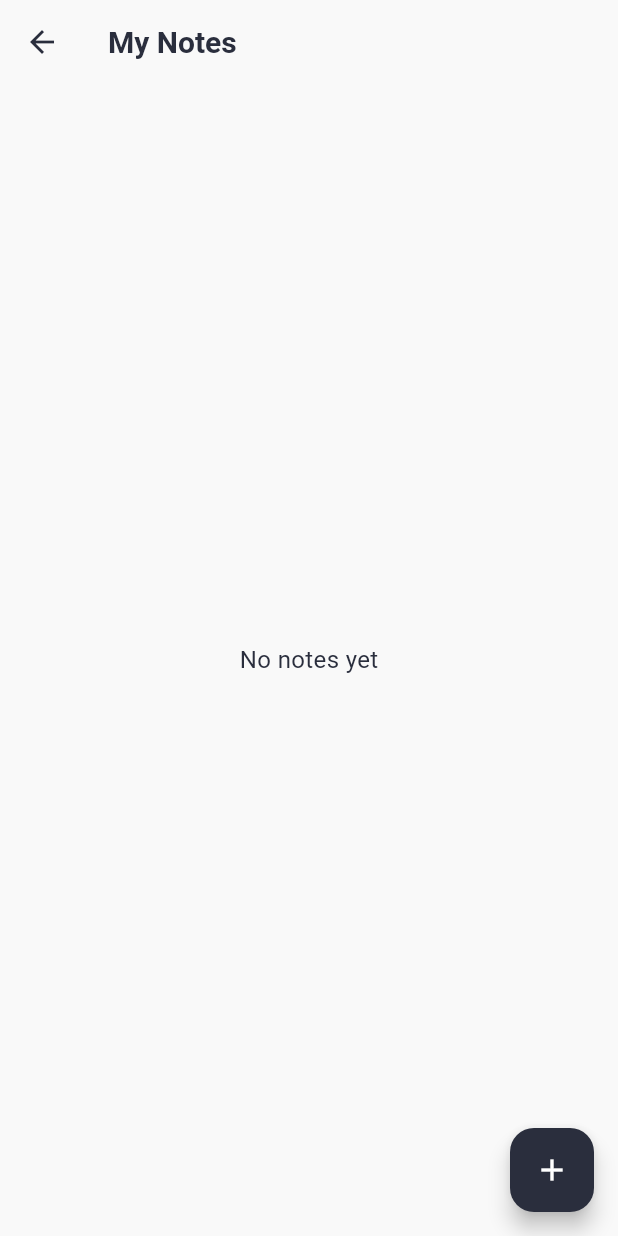
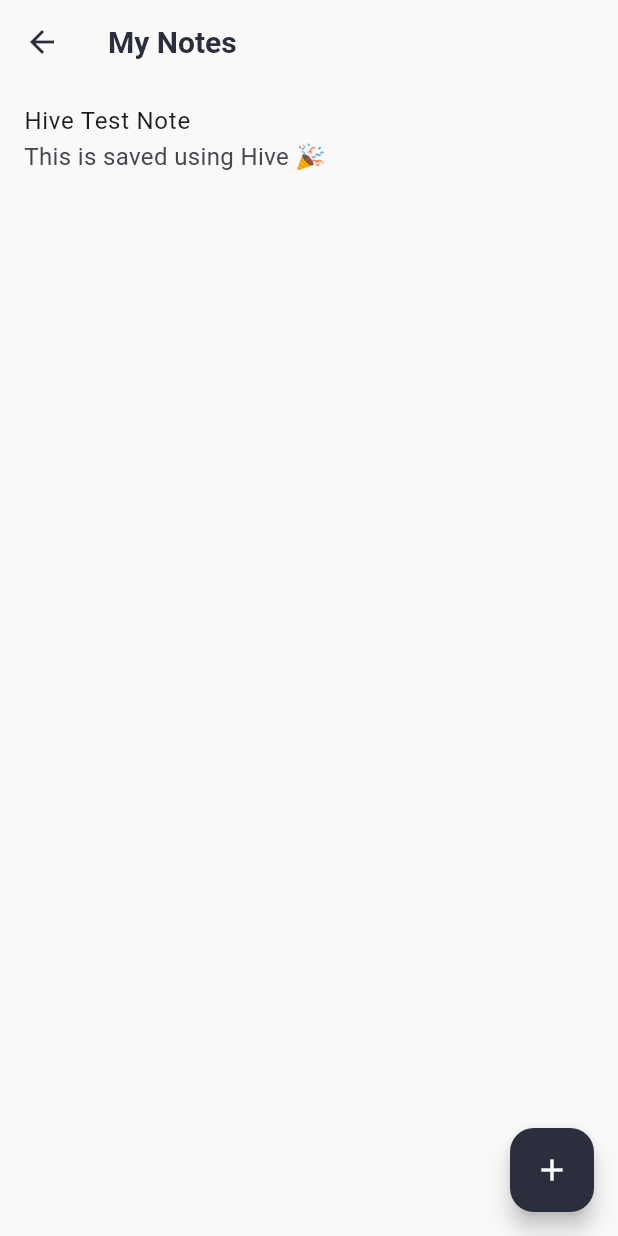
Before and after one commit to adithyasd10/Notes-App, a Flutter app: the NotesListPage screen opened directly, on a phone screen of 412 x 824 dp. Run offline on Flutter 3.47's test engine with Material 3 defaults, Android fonts, the phone set to English and light mode, and no system bars; our stand-ins replace google_nav_bar, hive, hive_flutter, lottie; accounts and stored records are empty.

Commit message:
✅ Migrated notes app from SharedPreferences to Hive for local storage

```diff
--- /dev/null
+++ b/lib/data/database.dart
@@ -0,0 +1,31 @@
+import 'package:hive/hive.dart';
+import 'package:hive_flutter/hive_flutter.dart';
+import '../models/note.dart';
+
+class NoteDatabase {
+  static const String _boxName = 'notesBox';
+
+  static Future<void> initHive() async {
+    await Hive.initFlutter();
+    Hive.registerAdapter(NoteAdapter());
+    await Hive.openBox<Note>(_boxName);
+  }
+
+  static Box<Note> get notesBox => Hive.box<Note>(_boxName);
+
+  static Future<void> addNote(Note note) async {
+    await notesBox.add(note);
+  }
+
+  static Future<void> updateNote(int index, Note note) async {
+    await notesBox.putAt(index, note);
+  }
+
+  static Future<void> deleteNote(int index) async {
+    await notesBox.deleteAt(index);
+  }
+
+  static List<Note> getAllNotes() {
+    return notesBox.values.toList();
+  }
+}
--- a/lib/main.dart
+++ b/lib/main.dart
@@ -3,8 +3,35 @@ import 'package:notes/pages/splash_screen.dart';
 import 'package:provider/provider.dart';
 import 'models/note_data.dart';
 import 'pages/homepage.dart';
+// ✅ Hive-related imports
+import 'package:hive_flutter/hive_flutter.dart';
+import 'models/note.dart';
 
-void main() {
+void main() async {
+  WidgetsFlutterBinding.ensureInitialized();
+
+  // Initialize Hive
+  await Hive.initFlutter();
+  Hive.registerAdapter(NoteAdapter());
+
+  // Open Hive box
+  await Hive.openBox<Note>('notesBox');
+  print('✅ Hive box opened: ${Hive.box<Note>('notesBox').name}');
+
+  // ✅ Add test note (optional debug)
+  final box = Hive.box<Note>('notesBox');
+  if (box.isEmpty) {
+    final testNote = Note(
+      title: 'Hive Test Note',
+      content: 'This is saved using Hive 🎉',
+      timestamp: DateTime.now(),
+    );
+    await box.add(testNote);
+    print('📦 Test note added to Hive.');
+  } else {
+    print('📦 Hive already contains ${box.length} notes.');
+  }
+
   runApp(
     ChangeNotifierProvider(
       create: (_) => NoteDataProvider()..loadNotes(),
--- a/lib/models/note.dart
+++ b/lib/models/note.dart
@@ -1,10 +1,22 @@
-class Note {
+import 'package:hive/hive.dart';
+
+part 'note.g.dart';
+
+@HiveType(typeId: 0)
+class Note extends HiveObject {
+  @HiveField(0)
   final String title;
+
+  @HiveField(1)
   final String content;
+
+  @HiveField(2)
   final DateTime timestamp;
+
+  @HiveField(3)
   final bool isFavorite;
 
-  const Note({
+   Note({
     required this.title,
     required this.content,
     required this.timestamp,
--- a/lib/models/note_data.dart
+++ b/lib/models/note_data.dart
@@ -1,45 +1,40 @@
-import 'dart:convert';
 import 'package:flutter/foundation.dart';
-import 'package:shared_preferences/shared_preferences.dart';
+import 'package:hive/hive.dart';
 import 'note.dart';
 
 class NoteDataProvider extends ChangeNotifier {
+  final Box<Note> _box = Hive.box<Note>('notesBox');
+
   List<Note> _notes = [];
 
   List<Note> get allNotes => _notes;
 
   Future<void> loadNotes() async {
-    final prefs = await SharedPreferences.getInstance();
-    final jsonString = prefs.getString('notes');
-    if (jsonString != null) {
-      final List jsonData = jsonDecode(jsonString);
-      _notes = jsonData.map((e) => Note.fromJson(e)).toList();
-    }
+    _notes = _box.values.toList();
     notifyListeners();
   }
 
   Future<void> saveNotes() async {
-    final prefs = await SharedPreferences.getInstance();
-    final encoded = jsonEncode(_notes.map((n) => n.toJson()).toList());
-    await prefs.setString('notes', encoded);
+    // Hive auto-saves, so this is just a placeholder
+    notifyListeners();
   }
 
   void addNote(Note note) {
-    _notes.add(note);
-    saveNotes();
+    _box.add(note);
+    _notes = _box.values.toList();
     notifyListeners();
   }
 
   void updateNote(Note oldNote, Note newNote) {
-    final idx = _notes.indexOf(oldNote);
-    if (idx >= 0) _notes[idx] = newNote;
-    saveNotes();
+    final key = oldNote.key;
+    _box.put(key, newNote);
+    _notes = _box.values.toList();
     notifyListeners();
   }
 
   void deleteNote(Note note) {
-    _notes.remove(note);
-    saveNotes();
+    note.delete(); // delete by reference
+    _notes = _box.values.toList();
     notifyListeners();
   }
 
@@ -50,14 +45,12 @@ class NoteDataProvider extends ChangeNotifier {
           note.content.toLowerCase().contains(query);
     }).toList();
   }
+
   void toggleFavorite(Note note) {
     final index = _notes.indexOf(note);
     if (index != -1) {
       final updatedNote = note.copyWith(isFavorite: !note.isFavorite);
-      _notes[index] = updatedNote;
-      saveNotes();
-      notifyListeners();
+      updateNote(note, updatedNote);
     }
   }
-
 }
```
Also changed, not shown: pubspec.yaml (+6 -1 lines), lib/models/note.g.dart (added), pubspec.lock, 1 other file.
